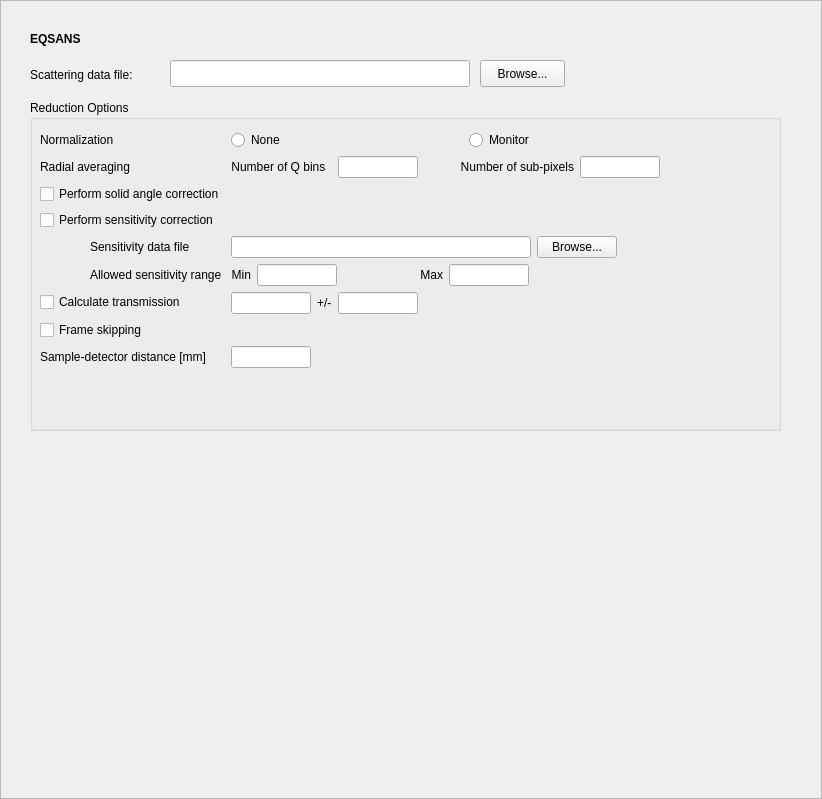
Old version of the form Code/Mantid/Scripts/Interface/ui/sns_data_summary.ui in the repository mantidproject/mantid.
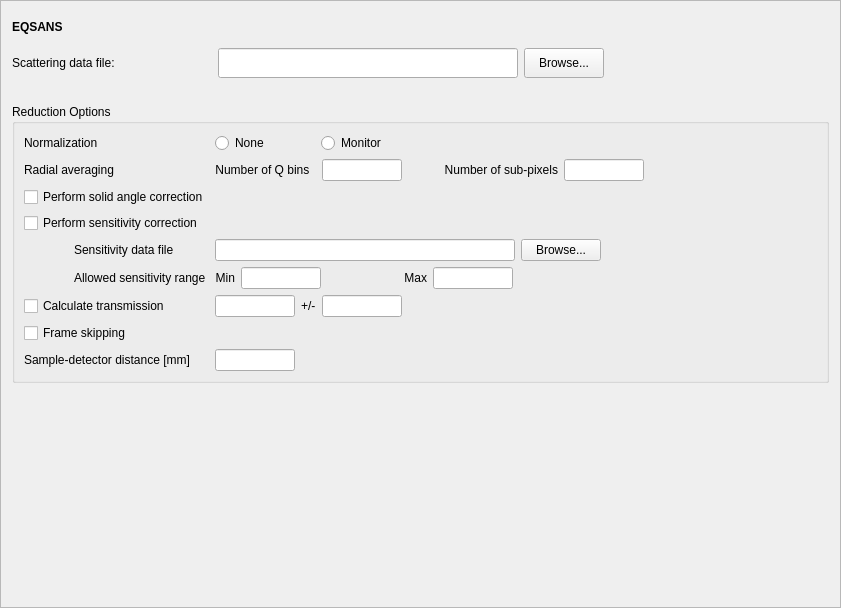
New version of the form.

Commit message: UI can now resize. All panels are not fixed. Only checked on linux. Re #1732

The edit to the form file:
```diff
--- a/Code/Mantid/Scripts/Interface/ui/sns_data_summary.ui
+++ b/Code/Mantid/Scripts/Interface/ui/sns_data_summary.ui
@@ -6,8 +6,8 @@
    <rect>
     <x>0</x>
     <y>0</y>
-    <width>822</width>
-    <height>799</height>
+    <width>841</width>
+    <height>608</height>
    </rect>
   </property>
   <property name="sizePolicy">
@@ -25,37 +25,159 @@
   <property name="frameShadow">
    <enum>QFrame::Raised</enum>
   </property>
+  <layout class="QVBoxLayout" name="verticalLayout">
+   <item>
+    <layout class="QGridLayout" name="gridLayout_2">
+     <property name="bottomMargin">
+      <number>20</number>
+     </property>
+     <item row="0" column="0">
+      <widget class="QLabel" name="instr_name_label">
+       <property name="sizePolicy">
+        <sizepolicy hsizetype="Fixed" vsizetype="Fixed">
+         <horstretch>0</horstretch>
+         <verstretch>0</verstretch>
+        </sizepolicy>
+       </property>
+       <property name="minimumSize">
+        <size>
+         <width>100</width>
+         <height>30</height>
+        </size>
+       </property>
+       <property name="maximumSize">
+        <size>
+         <width>100</width>
+         <height>100</height>
+        </size>
+       </property>
+       <property name="font">
+        <font>
+         <weight>75</weight>
+         <bold>true</bold>
+        </font>
+       </property>
+       <property name="text">
+        <string>EQSANS</string>
+       </property>
+      </widget>
+     </item>
+     <item row="1" column="0">
+      <widget class="QLabel" name="label_9">
+       <property name="sizePolicy">
+        <sizepolicy hsizetype="Fixed" vsizetype="Fixed">
+         <horstretch>0</horstretch>
+         <verstretch>0</verstretch>
+        </sizepolicy>
+       </property>
+       <property name="minimumSize">
+        <size>
+         <width>200</width>
+         <height>30</height>
+        </size>
+       </property>
+       <property name="maximumSize">
+        <size>
+         <width>200</width>
+         <height>30</height>
+        </size>
+       </property>
+       <property name="text">
+        <string>Scattering data file:</string>
+       </property>
+       <property name="alignment">
+        <set>Qt::AlignLeading|Qt::AlignLeft|Qt::AlignVCenter</set>
+       </property>
+       <property name="wordWrap">
+        <bool>false</bool>
+       </property>
+       <property name="indent">
+        <number>0</number>
+       </property>
+      </widget>
+     </item>
+     <item row="1" column="1">
+      <widget class="QLineEdit" name="data_file_edit">
+       <property name="sizePolicy">
+        <sizepolicy hsizetype="Fixed" vsizetype="Fixed">
+         <horstretch>0</horstretch>
+         <verstretch>0</verstretch>
+        </sizepolicy>
+       </property>
+       <property name="minimumSize">
+        <size>
+         <width>300</width>
+         <height>30</height>
+        </size>
+       </property>
+       <property name="maximumSize">
+        <size>
+         <width>16777215</width>
+         <height>30</height>
+        </size>
+       </property>
+       <property name="baseSize">
+        <size>
+         <width>0</width>
+         <height>0</height>
+        </size>
+       </property>
+       <property name="toolTip">
+        <string>Enter a valid file path to the SANS data file you want to reduce.</string>
+       </property>
+      </widget>
+     </item>
+     <item row="1" column="2">
+      <widget class="QPushButton" name="data_file_browse_button">
+       <property name="sizePolicy">
+        <sizepolicy hsizetype="Fixed" vsizetype="Fixed">
+         <horstretch>0</horstretch>
+         <verstretch>0</verstretch>
+        </sizepolicy>
+       </property>
+       <property name="minimumSize">
+        <size>
+         <width>0</width>
+         <height>30</height>
+        </size>
+       </property>
+       <property name="maximumSize">
+        <size>
+         <width>16777215</width>
+         <height>30</height>
+        </size>
+       </property>
+       <property name="text">
+        <string>Browse...</string>
+       </property>
+      </widget>
+     </item>
+     <item row="1" column="3">
+      <spacer name="horizontalSpacer_5">
+       <property name="orientation">
+        <enum>Qt::Horizontal</enum>
+       </property>
+       <property name="sizeHint" stdset="0">
+        <size>
+         <width>40</width>
+         <height>20</height>
+        </size>
+       </property>
+      </spacer>
+     </item>
+    </layout>
+   </item>
+   <item>
   <widget class="QGroupBox" name="reduction_options_groupbox">
-   <property name="geometry">
-    <rect>
-     <x>30</x>
-     <y>100</y>
-     <width>751</width>
-     <height>331</height>
-    </rect>
-   </property>
    <property name="title">
     <string>Reduction Options</string>
    </property>
-   <widget class="QWidget" name="formLayoutWidget_2">
-    <property name="geometry">
-     <rect>
-      <x>10</x>
-      <y>30</y>
-      <width>751</width>
-      <height>304</height>
-     </rect>
-    </property>
-    <layout class="QFormLayout" name="formLayout_2">
+     <layout class="QVBoxLayout" name="verticalLayout_2">
+      <item>
+       <layout class="QGridLayout" name="gridLayout">
      <property name="sizeConstraint">
       <enum>QLayout::SetFixedSize</enum>
      </property>
-     <property name="fieldGrowthPolicy">
-      <enum>QFormLayout::AllNonFixedFieldsGrow</enum>
-     </property>
-     <property name="formAlignment">
-      <set>Qt::AlignRight|Qt::AlignTop|Qt::AlignTrailing</set>
-     </property>
      <item row="0" column="0">
       <widget class="QLabel" name="label_4">
        <property name="text">
@@ -67,6 +189,24 @@
       <layout class="QHBoxLayout" name="horizontalLayout">
        <item>
         <widget class="QRadioButton" name="normalization_none_radio">
+            <property name="sizePolicy">
+             <sizepolicy hsizetype="Fixed" vsizetype="Fixed">
+              <horstretch>0</horstretch>
+              <verstretch>0</verstretch>
+             </sizepolicy>
+            </property>
+            <property name="minimumSize">
+             <size>
+              <width>100</width>
+              <height>0</height>
+             </size>
+            </property>
+            <property name="maximumSize">
+             <size>
+              <width>100</width>
+              <height>16777215</height>
+             </size>
+            </property>
          <property name="toolTip">
           <string>Select to skip data normalization.</string>
          </property>
@@ -447,26 +587,6 @@
        </property>
       </widget>
      </item>
-     <item row="7" column="0">
-      <widget class="QCheckBox" name="frame_skipping_chk">
-       <property name="toolTip">
-        <string>Select to perform a detector sensitivity correction.</string>
-       </property>
-       <property name="text">
-        <string>Frame skipping</string>
-       </property>
-       <property name="checked">
-        <bool>false</bool>
-       </property>
-      </widget>
-     </item>
-     <item row="8" column="0">
-      <widget class="QLabel" name="sampleDetectorDistanceMmLabel">
-       <property name="text">
-        <string>Sample-detector distance [mm]</string>
-       </property>
-      </widget>
-     </item>
      <item row="6" column="1">
       <layout class="QHBoxLayout" name="horizontalLayout_3">
        <item>
@@ -541,6 +661,26 @@
        </item>
       </layout>
      </item>
+        <item row="7" column="0">
+         <widget class="QCheckBox" name="frame_skipping_chk">
+          <property name="toolTip">
+           <string>Select to perform a detector sensitivity correction.</string>
+          </property>
+          <property name="text">
+           <string>Frame skipping</string>
+          </property>
+          <property name="checked">
+           <bool>false</bool>
+          </property>
+         </widget>
+        </item>
+        <item row="8" column="0">
+         <widget class="QLabel" name="sampleDetectorDistanceMmLabel">
+          <property name="text">
+           <string>Sample-detector distance [mm]</string>
+          </property>
+         </widget>
+        </item>
      <item row="8" column="1">
       <widget class="QLineEdit" name="sample_dist_edit">
        <property name="sizePolicy">
@@ -567,99 +707,24 @@
       </widget>
      </item>
     </layout>
-   </widget>
-  </widget>
-  <widget class="QLabel" name="instr_name_label">
-   <property name="geometry">
-    <rect>
-     <x>30</x>
-     <y>30</y>
-     <width>550</width>
-     <height>17</height>
-    </rect>
-   </property>
-   <property name="font">
-    <font>
-     <weight>75</weight>
-     <bold>true</bold>
-    </font>
-   </property>
-   <property name="text">
-    <string>EQSANS</string>
-   </property>
-  </widget>
-  <widget class="QLabel" name="label_9">
-   <property name="geometry">
-    <rect>
-     <x>30</x>
-     <y>60</y>
-     <width>131</width>
-     <height>29</height>
-    </rect>
-   </property>
-   <property name="text">
-    <string>Scattering data file:</string>
-   </property>
-   <property name="alignment">
-    <set>Qt::AlignLeading|Qt::AlignLeft|Qt::AlignVCenter</set>
-   </property>
-   <property name="wordWrap">
-    <bool>false</bool>
-   </property>
-   <property name="indent">
-    <number>0</number>
-   </property>
-  </widget>
-  <widget class="QLineEdit" name="data_file_edit">
-   <property name="geometry">
-    <rect>
-     <x>170</x>
-     <y>60</y>
-     <width>300</width>
-     <height>27</height>
-    </rect>
-   </property>
-   <property name="sizePolicy">
-    <sizepolicy hsizetype="Fixed" vsizetype="Fixed">
-     <horstretch>0</horstretch>
-     <verstretch>0</verstretch>
-    </sizepolicy>
-   </property>
-   <property name="minimumSize">
+      </item>
+     </layout>
+    </widget>
+   </item>
+   <item>
+    <spacer name="verticalSpacer">
+     <property name="orientation">
+      <enum>Qt::Vertical</enum>
+     </property>
+     <property name="sizeHint" stdset="0">
     <size>
-     <width>300</width>
-     <height>0</height>
-    </size>
-   </property>
-   <property name="baseSize">
-    <size>
-     <width>0</width>
-     <height>0</height>
-    </size>
-   </property>
-   <property name="toolTip">
-    <string>Enter a valid file path to the SANS data file you want to reduce.</string>
-   </property>
-  </widget>
-  <widget class="QPushButton" name="data_file_browse_button">
-   <property name="geometry">
-    <rect>
-     <x>480</x>
-     <y>60</y>
-     <width>85</width>
-     <height>27</height>
-    </rect>
-   </property>
-   <property name="sizePolicy">
-    <sizepolicy hsizetype="Fixed" vsizetype="Fixed">
-     <horstretch>0</horstretch>
-     <verstretch>0</verstretch>
-    </sizepolicy>
-   </property>
-   <property name="text">
-    <string>Browse...</string>
-   </property>
-  </widget>
+       <width>20</width>
+       <height>40</height>
+      </size>
+     </property>
+    </spacer>
+   </item>
+  </layout>
  </widget>
  <resources/>
  <connections/>
```
Lines whose indentation alone changed are shown as unchanged. The commit also changes 7 other files.
